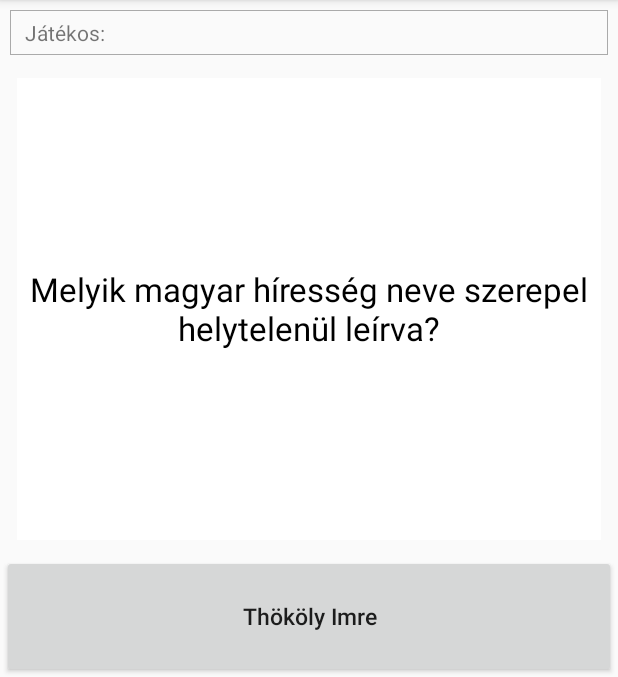
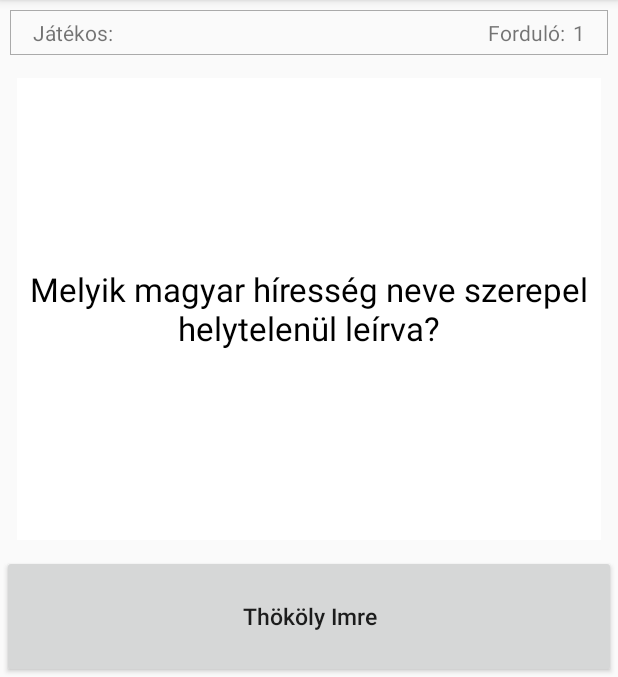
Before and after one commit to kisborda/trss, an Android app: the QuizActivity screen opened directly, with no data from a screen before it, on a phone screen of 412 x 824 dp, the part 84-761 px from its top. Run offline under Robolectric (Android 15) with nearby library versions, the phone set to English and light mode, and no system bars; 2 statements that could not run were skipped.

Commit message:
UI changes

```diff
--- a/app/src/main/java/hu/bme/aut/trss/activities/MapActivity.java
+++ b/app/src/main/java/hu/bme/aut/trss/activities/MapActivity.java
@@ -28,7 +28,7 @@ import hu.bme.aut.trss.model.tile.Tile;
 public class MapActivity extends AppCompatActivity {
     private List<Tile> map = new ArrayList<>();
     private Object tag;
-    private TextView tvPlayerName;
+    private TextView tvPlayerName, tvTurn;
     private Tile activeTile = null;
     private boolean afterQuiz = false;
     private boolean end = false;
@@ -61,6 +61,7 @@ public class MapActivity extends AppCompatActivity {
         greenishes.add(38);
 
         tvPlayerName = findViewById(R.id.tvActivePlayer);
+        tvTurn = findViewById(R.id.tvTurn);
 
         Button btnNext = findViewById(R.id.btnNext);
         TableLayout playground = findViewById(R.id.map);
@@ -192,6 +193,7 @@ public class MapActivity extends AppCompatActivity {
             map.get(0).getImageView().setImageResource(getStartOrFinishPicture(map.get(0)));
             map.get(5).getImageView().setImageResource(getStartOrFinishPicture(map.get(5)));
             tvPlayerName.setText(PlayerManager.getActivePlayer().getName());
+            tvTurn.setText(PlayerManager.getTurn());
         }
 
 
--- a/app/src/main/java/hu/bme/aut/trss/activities/QuizActivity.java
+++ b/app/src/main/java/hu/bme/aut/trss/activities/QuizActivity.java
@@ -39,6 +39,7 @@ public class QuizActivity extends AppCompatActivity {
 
         TextView tvQuestion = findViewById(R.id.tvQuestion);
         TextView tvPlayerName = findViewById(R.id.tvPlayerName);
+        TextView tvTurn = findViewById(R.id.tvTurn);
         btnA = findViewById(R.id.btnA);
         btnB = findViewById(R.id.btnB);
         btnC = findViewById(R.id.btnC);
@@ -59,6 +60,7 @@ public class QuizActivity extends AppCompatActivity {
             }
 
             tvPlayerName.setText(PlayerManager.getActivePlayer().getName());
+            tvTurn.setText(PlayerManager.getTurn());
             tvQuestion.setText(question.getQuestion());
 
             if (tileResId == R.drawable.start_empty) {
--- a/app/src/main/java/hu/bme/aut/trss/model/player/PlayerManager.java
+++ b/app/src/main/java/hu/bme/aut/trss/model/player/PlayerManager.java
@@ -11,6 +11,7 @@ public class PlayerManager {
     private static int activePlayerIndex = 0;               // a listában való indexe
     private static List<Player> finished;                   // célbaért játékosok
     public static boolean cheat = false;
+    private static Integer turn = 1;
 
     /**
      * Aktív játékost adja meg.
@@ -28,6 +29,7 @@ public class PlayerManager {
         activePlayerIndex++;
         if (activePlayerIndex >= players.size()) {
             activePlayerIndex = 0;
+            turn++;
         }
     }
 
@@ -61,4 +63,8 @@ public class PlayerManager {
     public static List<Player> getFinishers() {
         return finished;
     }
+
+    public static String getTurn() {
+        return turn.toString();
+    }
 }
--- a/app/src/main/res/layout/activity_quiz.xml
+++ b/app/src/main/res/layout/activity_quiz.xml
@@ -1,17 +1,24 @@
 <?xml version="1.0" encoding="utf-8"?>
 <LinearLayout xmlns:android="http://schemas.android.com/apk/res/android"
+    android:id="@+id/llQuiz"
     android:layout_width="match_parent"
     android:layout_height="match_parent"
     android:layout_margin="1dp"
-    android:orientation="vertical"
-    android:id="@+id/llQuiz" >
+    android:orientation="vertical">
 
     <LinearLayout
         android:layout_width="match_parent"
         android:layout_height="wrap_content"
+        android:orientation="horizontal"
         android:layout_margin="5dp"
-        android:paddingVertical="5dp"
-        android:background="@drawable/border">
+        android:background="@drawable/border"
+        android:padding="5dp">
+
+        <LinearLayout
+            android:gravity="start"
+            android:layout_gravity="start"
+            android:layout_width="wrap_content"
+            android:layout_height="wrap_content">
 
             <TextView
                 android:layout_width="wrap_content"
@@ -21,26 +28,47 @@
 
             <TextView
                 android:id="@+id/tvPlayerName"
-            android:layout_marginStart="20dp"
                 android:layout_width="wrap_content"
                 android:layout_height="wrap_content"
+                android:layout_marginStart="10dp"
                 android:text="" />
         </LinearLayout>
 
         <LinearLayout
             android:layout_width="match_parent"
+            android:layout_height="wrap_content"
+            android:gravity="end"
+            android:orientation="horizontal">
+
+            <TextView
+                android:layout_width="wrap_content"
+                android:layout_height="wrap_content"
+                android:text="@string/turn" />
+
+            <TextView
+                android:id="@+id/tvTurn"
+                android:layout_width="wrap_content"
+                android:layout_height="wrap_content"
+                android:layout_marginStart="5dp"
+                android:layout_marginEnd="10dp"
+                android:text="" />
+        </LinearLayout>
+    </LinearLayout>
+
+    <LinearLayout
+        android:layout_width="match_parent"
         android:layout_height="0dp"
-        android:padding="10dp"
-        android:layout_weight="3">
+        android:layout_weight="3"
+        android:padding="10dp">
 
         <TextView
             android:id="@+id/tvQuestion"
             android:layout_width="match_parent"
             android:layout_height="match_parent"
             android:gravity="center"
-            android:textSize="22sp"
             android:textColor="@color/black"
-            android:textColorHighlight="@color/white"/>
+            android:textColorHighlight="@color/white"
+            android:textSize="22sp" />
     </LinearLayout>
 
     <LinearLayout
@@ -54,40 +82,40 @@
             android:layout_width="match_parent"
             android:layout_height="0dp"
             android:layout_weight="1"
-            android:textSize="15sp"
-            android:textAllCaps="false" />
+            android:textAllCaps="false"
+            android:textSize="15sp" />
 
         <Button
             android:id="@+id/btnB"
             android:layout_width="match_parent"
             android:layout_height="0dp"
             android:layout_weight="1"
-            android:textSize="15sp"
-            android:textAllCaps="false" />
+            android:textAllCaps="false"
+            android:textSize="15sp" />
 
         <Button
             android:id="@+id/btnC"
             android:layout_width="match_parent"
             android:layout_height="0dp"
             android:layout_weight="1"
-            android:textSize="15sp"
-            android:textAllCaps="false" />
+            android:textAllCaps="false"
+            android:textSize="15sp" />
 
         <Button
             android:id="@+id/btnD"
             android:layout_width="match_parent"
             android:layout_height="0dp"
             android:layout_weight="1"
-            android:textSize="15sp"
-            android:textAllCaps="false" />
+            android:textAllCaps="false"
+            android:textSize="15sp" />
     </LinearLayout>
 
     <Button
         android:id="@+id/btnDone"
         android:layout_width="wrap_content"
         android:layout_height="wrap_content"
+        android:layout_gravity="center"
         android:layout_margin="10dp"
-        android:layout_gravity="center"
-        android:textAllCaps="false"
-        android:text="@string/back" />
+        android:text="@string/back"
+        android:textAllCaps="false" />
 </LinearLayout>
--- a/app/src/main/res/values/strings.xml
+++ b/app/src/main/res/values/strings.xml
@@ -2,7 +2,7 @@
     <string name="app_name">Trss</string>
 
     <!-- gombok -->
-    <string name="btnOkay_text_next">Tovább</string>
+    <string name="btnTest_text">Csalás aktiválása</string>
     <string name="back">Vissza</string>
     <string name="btnQuestion_text">Kérdés</string>
     <string name="quit">Kilépés</string>
@@ -23,6 +23,7 @@
     <string name="players_on_tile">Mezőn lévő játékosok:</string>
     <string name="players_on_tile_default_text">Senki sincs ezen a mezőn</string>
     <string name="number_of_players">Játékosok száma:</string>
+    <string name="turn">Forduló:</string>
 
     <!-- játékosszám (radiobutton) -->
     <string name="_4">4</string>
```
Also changed, not shown: app/src/main/java/hu/bme/aut/trss/activities/UserActivity.java (+16 -29 lines), app/src/main/res/layout/activity_map.xml (+28 -1 lines), app/src/main/res/layout/activity_user.xml (+11 -11 lines). Lines whose indentation alone changed are shown as unchanged.
